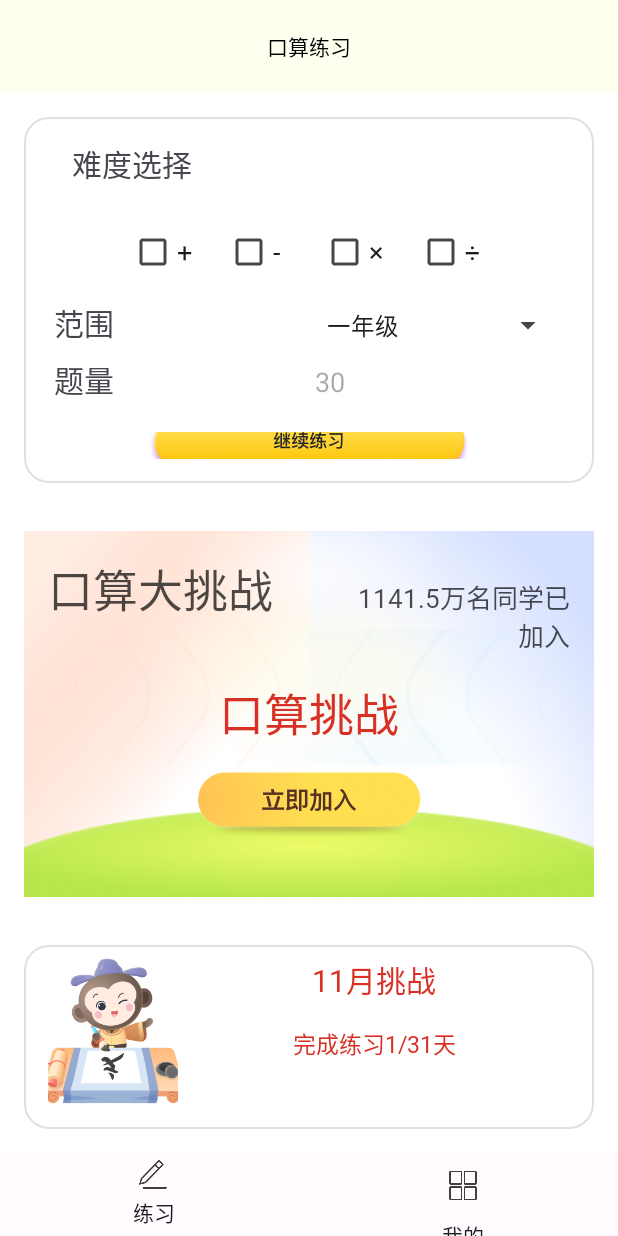
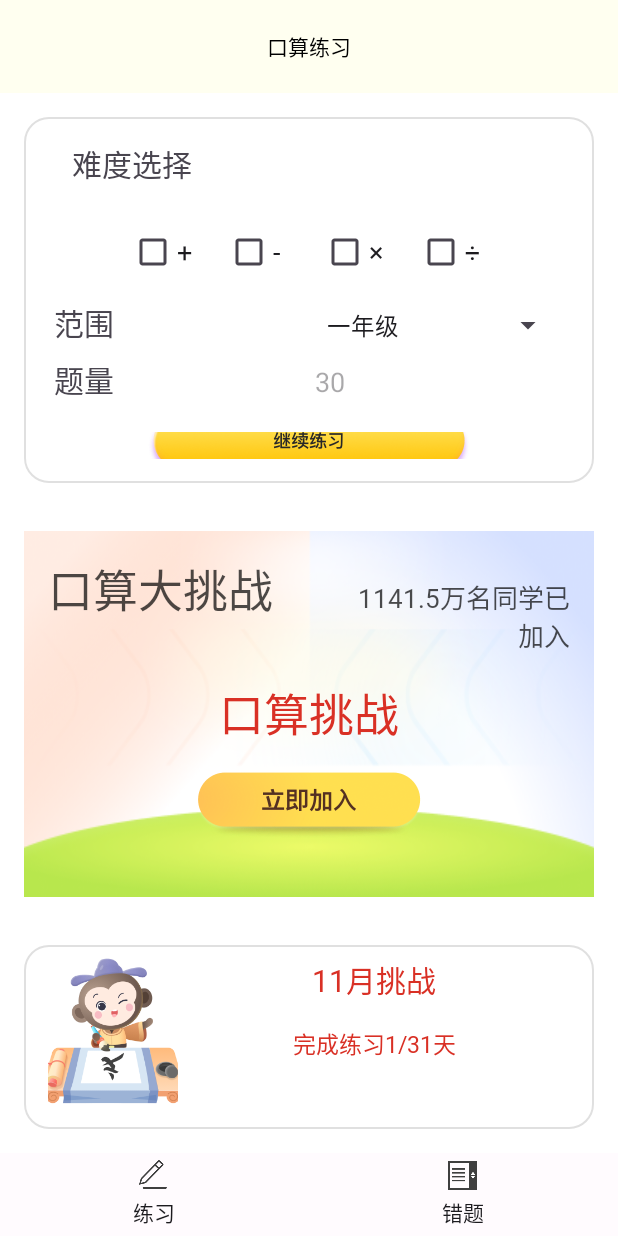
Before and after one commit to wyydcode/SoftwareEngineering, an Android app: the screen it shows after launch (MainActivity), on a phone screen of 412 x 824 dp. Run offline under Robolectric (Android 15) with nearby library versions, the phone set to English and light mode, and no system bars; Roboto replaces fonts that are not available here.

Commit message:
third commit -- 第二页面UI完工

```diff
--- a/app/src/main/java/com/example/softwareengineering/DatabaseHelper.kt
+++ b/app/src/main/java/com/example/softwareengineering/DatabaseHelper.kt
@@ -21,6 +21,7 @@ class DatabaseHelper(context: Context) :
         private const val COLUMN_OPERAND2 = "operand2"
         private const val COLUMN_ANSWER = "answer"
         private const val COLUMN_ERROR_COUNT = "error_count" // 新增错误次数列
+        private const val COLUMN_USER_INPUT = "user_input" // 新增用户输入列
     }
 
     override fun onCreate(db: SQLiteDatabase) {
@@ -30,9 +31,11 @@ class DatabaseHelper(context: Context) :
                 "$COLUMN_OPERAND1 INTEGER, " +
                 "$COLUMN_OPERAND2 INTEGER, " +
                 "$COLUMN_ANSWER INTEGER, " +
-                "$COLUMN_ERROR_COUNT INTEGER DEFAULT 1)") // 默认错误次数为1
+                "$COLUMN_ERROR_COUNT INTEGER DEFAULT 1, " +
+                "$COLUMN_USER_INPUT INTEGER)") // 用户输入列
         db.execSQL(createTable)
     }
+
 
     override fun onUpgrade(db: SQLiteDatabase, oldVersion: Int, newVersion: Int) {
         db.execSQL("DROP TABLE IF EXISTS $TABLE_NAME")
@@ -60,7 +63,7 @@ class DatabaseHelper(context: Context) :
     }
 
 
-    suspend fun insertOrUpdateMistake(question: Question) {
+    suspend fun insertOrUpdateMistake(question: Question, userInput: Int) {
         withContext(Dispatchers.IO) {
             val db = writableDatabase
             val cursor = db.rawQuery(
@@ -68,34 +71,44 @@ class DatabaseHelper(context: Context) :
                         "$COLUMN_OPERATOR = ? AND " +
                         "$COLUMN_OPERAND1 = ? AND " +
                         "$COLUMN_OPERAND2 = ?",
-                arrayOf(question.operator, question.operand1.toString(), question.operand2.toString())
+                arrayOf(
+                    question.operator,
+                    question.operand1.toString(),
+                    question.operand2.toString()
+                )
             )
 
             if (cursor.moveToFirst()) {
                 val errorCountIndex = cursor.getColumnIndex(COLUMN_ERROR_COUNT)
 
-                // 检查列索引是否有效
                 if (errorCountIndex != -1) {
                     val currentCount = cursor.getInt(errorCountIndex)
                     val newCount = currentCount + 1
 
                     db.execSQL(
-                        "UPDATE $TABLE_NAME SET $COLUMN_ERROR_COUNT = ? WHERE " +
+                        "UPDATE $TABLE_NAME SET $COLUMN_ERROR_COUNT = ?, $COLUMN_USER_INPUT = ? WHERE " +
                                 "$COLUMN_OPERATOR = ? AND " +
                                 "$COLUMN_OPERAND1 = ? AND " +
                                 "$COLUMN_OPERAND2 = ? AND " +
                                 "$COLUMN_ANSWER = ?",
-                        arrayOf(newCount, question.operator, question.operand1, question.operand2, question.answer)
+                        arrayOf(
+                            newCount,
+                            userInput,
+                            question.operator,
+                            question.operand1,
+                            question.operand2,
+                            question.answer
+                        )
                     )
                 }
             } else {
-                // 如果没有找到，插入新的错题
                 val values = ContentValues().apply {
                     put(COLUMN_OPERATOR, question.operator)
                     put(COLUMN_OPERAND1, question.operand1)
                     put(COLUMN_OPERAND2, question.operand2)
                     put(COLUMN_ANSWER, question.answer)
-                    put(COLUMN_ERROR_COUNT, 1) // 错误次数初始化为1
+                    put(COLUMN_ERROR_COUNT, 1)
+                    put(COLUMN_USER_INPUT, userInput) // 用户输入初始化
                 }
                 db.insert(TABLE_NAME, null, values)
             }
@@ -105,7 +118,6 @@ class DatabaseHelper(context: Context) :
     }
 
 
-
     fun getAllMistakes(): List<Question> {
         val mistakes = mutableListOf<Question>()
         val db = readableDatabase
@@ -113,21 +125,24 @@ class DatabaseHelper(context: Context) :
 
         if (cursor.moveToFirst()) {
             do {
+                // 获取每个列的索引
                 val operatorIndex = cursor.getColumnIndex(COLUMN_OPERATOR)
                 val operand1Index = cursor.getColumnIndex(COLUMN_OPERAND1)
                 val operand2Index = cursor.getColumnIndex(COLUMN_OPERAND2)
                 val answerIndex = cursor.getColumnIndex(COLUMN_ANSWER)
                 val errorCountIndex = cursor.getColumnIndex(COLUMN_ERROR_COUNT)
+                val userInputIndex = cursor.getColumnIndex(COLUMN_USER_INPUT)
 
-                // 检查列索引是否有效
                 if (operatorIndex != -1 && operand1Index != -1 && operand2Index != -1 &&
-                    answerIndex != -1 && errorCountIndex != -1) {
+                    answerIndex != -1 && errorCountIndex != -1 && userInputIndex != -1
+                ) {
 
                     val operator = cursor.getString(operatorIndex)
                     val operand1 = cursor.getInt(operand1Index)
                     val operand2 = cursor.getInt(operand2Index)
                     val answer = cursor.getInt(answerIndex)
                     val errorCount = cursor.getInt(errorCountIndex)
+                    val userInput = cursor.getInt(userInputIndex)
 
                     mistakes.add(
                         Question(
@@ -137,13 +152,10 @@ class DatabaseHelper(context: Context) :
                             answer,
                             isAnswered = false,
                             isCorrect = false,
+                            userInput = userInput
                         )
                     )
-                } else {
-                    // 处理列索引无效的情况（例如记录日志或抛出异常）
-                    // Log.e("Database Error", "One or more column indices are invalid")
                 }
-
             } while (cursor.moveToNext())
         }
         cursor.close()
@@ -151,4 +163,5 @@ class DatabaseHelper(context: Context) :
         return mistakes
     }
 
+
 }
--- a/app/src/main/java/com/example/softwareengineering/MainErrorViewModelFactory.kt
+++ b/app/src/main/java/com/example/softwareengineering/MainErrorViewModelFactory.kt
@@ -1,7 +1,6 @@
 import androidx.lifecycle.ViewModel
 import androidx.lifecycle.ViewModelProvider
 import com.example.softwareengineering.DatabaseHelper
-import com.example.softwareengineering.ThirtyQuestionChallengeViewModel
 
 class MathErrorViewModelFactory(private val dbHelper: DatabaseHelper) : ViewModelProvider.Factory {
     override fun <T : ViewModel> create(modelClass: Class<T>): T {
@@ -9,10 +8,6 @@ class MathErrorViewModelFactory(private val dbHelper: DatabaseHelper) : ViewMode
             @Suppress("UNCHECKED_CAST")
             return MathErrorViewModel(dbHelper) as T
         }
-        if (modelClass.isAssignableFrom(ThirtyQuestionChallengeViewModel::class.java)) {
-            @Suppress("UNCHECKED_CAST")
-            return ThirtyQuestionChallengeViewModel(dbHelper) as T
-        }
         throw IllegalArgumentException("Unknown ViewModel class")
     }
 }
--- /dev/null
+++ b/app/src/main/java/com/example/softwareengineering/MathErrorRecycleViewAdapter.kt
@@ -0,0 +1,39 @@
+package com.example.softwareengineering
+
+import android.view.LayoutInflater
+import android.view.View
+import android.view.ViewGroup
+import android.widget.TextView
+import androidx.recyclerview.widget.RecyclerView
+
+
+class MathErrorRecycleViewAdapter(private var errorList: List<Question>) :
+    RecyclerView.Adapter<MathErrorRecycleViewAdapter.ViewHolder>() {
+
+    class ViewHolder(view: View) : RecyclerView.ViewHolder(view) {
+        val questionText: TextView = view.findViewById(R.id.question_text)
+        val answerText: TextView = view.findViewById(R.id.answer_text)
+        val userAnswerText: TextView = view.findViewById(R.id.uesr_answer_text)
+    }
+
+    override fun onCreateViewHolder(parent: ViewGroup, viewType: Int): ViewHolder {
+        val view = LayoutInflater.from(parent.context)
+            .inflate(R.layout.item_math_error, parent, false)
+        return ViewHolder(view)
+    }
+
+    override fun onBindViewHolder(holder: ViewHolder, position: Int) {
+        val question = errorList[position]
+        holder.questionText.text = "题目: ${question.operand1} ${question.operator} ${question.operand2} = ?"
+        holder.userAnswerText.text = "我的答案:${question.userInput}"
+        holder.answerText.text = "正确答案: ${question.answer}"
+    }
+
+    override fun getItemCount(): Int = errorList.size
+
+    // 更新数据
+    fun updateData(newErrorList: List<Question>) {
+        errorList = newErrorList
+        notifyDataSetChanged()
+    }
+}
--- a/app/src/main/java/com/example/softwareengineering/MathProblemAdapter.kt
+++ b/app/src/main/java/com/example/softwareengineering/MathProblemAdapter.kt
@@ -109,8 +109,8 @@ class MathProblemAdapter(
                 if (!question.isCorrect) {
                     // 使用协程插入错题
                     CoroutineScope(Dispatchers.Main).launch {
-                        dbHelper.insertOrUpdateMistake(question)
-                        Log.d(TAG, "onBindViewHolder:${question.operand1} ${question.operator} ${question.operand2} = ${question.answer} ")
+                        dbHelper.insertOrUpdateMistake(question,answer)
+                        //Log.d(TAG, "onBindViewHolder:${question.operand1} ${question.operator} ${question.operand2} = ${question.answer} ")
                     }
                 }
             }
--- a/app/src/main/java/com/example/softwareengineering/UI/screen/ThirdFragment.kt
+++ b/app/src/main/java/com/example/softwareengineering/UI/screen/ThirdFragment.kt
@@ -1,31 +1,72 @@
 package com.example.softwareengineering.UI.screen
 
-
+import android.content.Context
 import android.content.Intent
 import android.os.Bundle
 import android.view.LayoutInflater
 import android.view.View
 import android.view.ViewGroup
+import android.widget.Button
 import android.widget.ImageView
+import android.widget.TextView
 import androidx.fragment.app.Fragment
+import androidx.recyclerview.widget.LinearLayoutManager
+import androidx.recyclerview.widget.RecyclerView
+import com.example.softwareengineering.DatabaseHelper
 import com.example.softwareengineering.MathErrorActivity
-
+import com.example.softwareengineering.MathErrorRecycleViewAdapter
+import com.example.softwareengineering.Question
 import com.example.softwareengineering.R
 
+class ThirdFragment : Fragment() {
 
-class ThirdFragment : Fragment() {
-    override fun onCreateView(inflater: LayoutInflater, container: ViewGroup?, savedInstanceState: Bundle?): View? {
+    private lateinit var dbHelper: DatabaseHelper
+    private lateinit var adapter: MathErrorRecycleViewAdapter
+
+    override fun onAttach(context: Context) {
+        super.onAttach(context)
+        dbHelper = DatabaseHelper(context)
+    }
+
+    override fun onCreateView(
+        inflater: LayoutInflater, container: ViewGroup?, savedInstanceState: Bundle?
+    ): View? {
         return inflater.inflate(R.layout.third_fragment, container, false)
     }
+
     override fun onViewCreated(view: View, savedInstanceState: Bundle?) {
         super.onViewCreated(view, savedInstanceState)
 
-        val mathError = view.findViewById<ImageView>(R.id.math_error)
+        val mathError = view.findViewById<Button>(R.id.math_error)
+        val errorCountText = view.findViewById<TextView>(R.id.error_count)
+        val recyclerView = view.findViewById<RecyclerView>(R.id.error_recycler_view)
 
+        // 设置RecyclerView
+        recyclerView.layoutManager = LinearLayoutManager(requireContext())
+        adapter = MathErrorRecycleViewAdapter(emptyList())
+        recyclerView.adapter = adapter
+
+        // 启动 MathErrorActivity
         mathError.setOnClickListener {
-            // 启动 MathErrorActivity
             val intent = Intent(requireContext(), MathErrorActivity::class.java)
             startActivity(intent)
         }
+
+        // 初始加载错题记录
+        loadErrors()
+    }
+
+    override fun onResume() {
+        super.onResume()
+        // 返回前台时重新加载错题记录
+        loadErrors()
+    }
+
+    // 从数据库加载错题记录并更新UI
+    private fun loadErrors() {
+        val errorList = dbHelper.getAllMistakes()
+        adapter.updateData(errorList)
+        val errorCount = errorList.size
+        view?.findViewById<TextView>(R.id.error_count)?.text = "错题数量：$errorCount"
     }
 }
--- a/app/src/main/res/layout/activity_main.xml
+++ b/app/src/main/res/layout/activity_main.xml
@@ -50,9 +50,9 @@
             android:layout_height="wrap_content"
             android:layout_weight="1"
             android:button="@null"
-            android:drawableTop="@drawable/ml_iv_thumbnail"
+            android:drawableTop="@drawable/mt_iv_form_listbox"
             android:gravity="center"
-            android:text="我的" />
+            android:text="错题" />
     </RadioGroup>
 
 </RelativeLayout>
```
Also changed, not shown: app/src/main/java/com/example/softwareengineering/MathErrorViewModel.kt (+7 -1 lines), app/src/main/res/drawable-xxhdpi/rounded_border.xml (added, +18 -0 lines), app/src/main/res/layout/item_math_error.xml (added, +40 -0 lines), app/src/main/res/layout/third_fragment.xml (+30 -9 lines).
